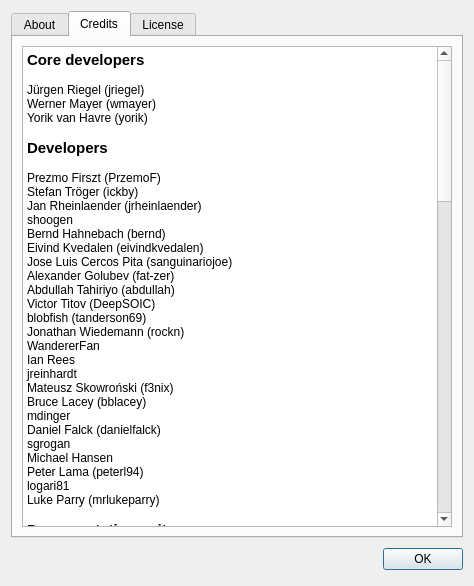
Before: the Qt Designer form src/Gui/AboutApplication.ui in berndhahnebach/All_FreeCAD, drawn with Qt 5.
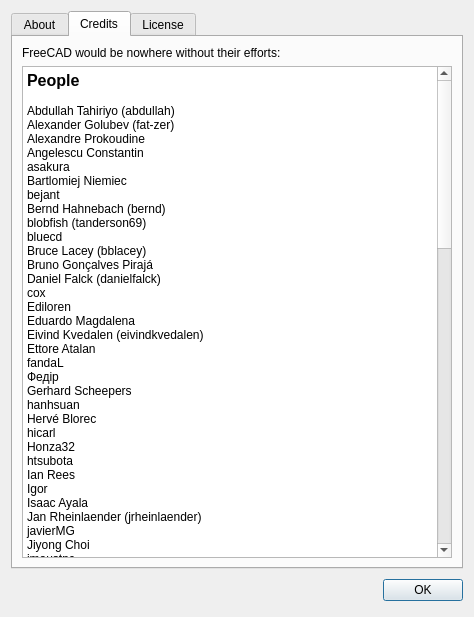
After: the same form once the commit is applied. Icons and pictures are not drawn. Custom widgets are drawn as their Qt base class.

Commit message: Reordered credits screen alphabetically

Patch:
```diff
--- a/src/Gui/AboutApplication.ui
+++ b/src/Gui/AboutApplication.ui
@@ -7,7 +7,7 @@
     <x>0</x>
     <y>0</y>
     <width>470</width>
-    <height>586</height>
+    <height>617</height>
    </rect>
   </property>
   <property name="windowTitle">
@@ -288,6 +288,16 @@
        <string>Credits</string>
       </attribute>
       <layout class="QVBoxLayout" name="verticalLayout_2">
+       <item>
+        <widget class="QLabel" name="label">
+         <property name="text">
+          <string>FreeCAD would be nowhere without their efforts:</string>
+         </property>
+         <property name="wordWrap">
+          <bool>true</bool>
+         </property>
+        </widget>
+       </item>
        <item>
         <widget class="QTextBrowser" name="textBrowserCredits">
          <property name="html">
@@ -295,111 +305,99 @@
 &lt;html&gt;&lt;head&gt;&lt;meta name=&quot;qrichtext&quot; content=&quot;1&quot; /&gt;&lt;style type=&quot;text/css&quot;&gt;
 p, li { white-space: pre-wrap; }
 &lt;/style&gt;&lt;/head&gt;&lt;body style=&quot; font-family:'Fira Sans'; font-size:9pt; font-weight:400; font-style:normal;&quot;&gt;
-&lt;p style=&quot; margin-top:0px; margin-bottom:0px; margin-left:0px; margin-right:0px; -qt-block-indent:0; text-indent:0px;&quot;&gt;&lt;span style=&quot; font-size:11pt; font-weight:600;&quot;&gt;Core developers&lt;/span&gt;&lt;/p&gt;
+&lt;p style=&quot; margin-top:0px; margin-bottom:0px; margin-left:0px; margin-right:0px; -qt-block-indent:0; text-indent:0px;&quot;&gt;&lt;span style=&quot; font-size:12pt; font-weight:600;&quot;&gt;People&lt;/span&gt;&lt;/p&gt;
 &lt;p style=&quot;-qt-paragraph-type:empty; margin-top:0px; margin-bottom:0px; margin-left:0px; margin-right:0px; -qt-block-indent:0; text-indent:0px;&quot;&gt;&lt;br /&gt;&lt;/p&gt;
-&lt;p style=&quot; margin-top:0px; margin-bottom:0px; margin-left:0px; margin-right:0px; -qt-block-indent:0; text-indent:0px;&quot;&gt;Jürgen Riegel (jriegel)&lt;/p&gt;
-&lt;p style=&quot; margin-top:0px; margin-bottom:0px; margin-left:0px; margin-right:0px; -qt-block-indent:0; text-indent:0px;&quot;&gt;Werner Mayer (wmayer)&lt;/p&gt;
-&lt;p style=&quot; margin-top:0px; margin-bottom:0px; margin-left:0px; margin-right:0px; -qt-block-indent:0; text-indent:0px;&quot;&gt;Yorik van Havre (yorik)&lt;/p&gt;
-&lt;p style=&quot;-qt-paragraph-type:empty; margin-top:0px; margin-bottom:0px; margin-left:0px; margin-right:0px; -qt-block-indent:0; text-indent:0px;&quot;&gt;&lt;br /&gt;&lt;/p&gt;
-&lt;p style=&quot; margin-top:0px; margin-bottom:0px; margin-left:0px; margin-right:0px; -qt-block-indent:0; text-indent:0px;&quot;&gt;&lt;span style=&quot; font-size:11pt; font-weight:600;&quot;&gt;Developers&lt;/span&gt;&lt;/p&gt;
-&lt;p style=&quot;-qt-paragraph-type:empty; margin-top:0px; margin-bottom:0px; margin-left:0px; margin-right:0px; -qt-block-indent:0; text-indent:0px;&quot;&gt;&lt;br /&gt;&lt;/p&gt;
-&lt;p style=&quot; margin-top:0px; margin-bottom:0px; margin-left:0px; margin-right:0px; -qt-block-indent:0; text-indent:0px;&quot;&gt;Prezmo Firszt (PrzemoF)&lt;/p&gt;
-&lt;p style=&quot; margin-top:0px; margin-bottom:0px; margin-left:0px; margin-right:0px; -qt-block-indent:0; text-indent:0px;&quot;&gt;Stefan Tröger (ickby)&lt;/p&gt;
-&lt;p style=&quot; margin-top:0px; margin-bottom:0px; margin-left:0px; margin-right:0px; -qt-block-indent:0; text-indent:0px;&quot;&gt;Jan Rheinlaender (jrheinlaender)&lt;/p&gt;
-&lt;p style=&quot; margin-top:0px; margin-bottom:0px; margin-left:0px; margin-right:0px; -qt-block-indent:0; text-indent:0px;&quot;&gt;shoogen&lt;/p&gt;
-&lt;p style=&quot; margin-top:0px; margin-bottom:0px; margin-left:0px; margin-right:0px; -qt-block-indent:0; text-indent:0px;&quot;&gt;Bernd Hahnebach (bernd)&lt;/p&gt;
-&lt;p style=&quot; margin-top:0px; margin-bottom:0px; margin-left:0px; margin-right:0px; -qt-block-indent:0; text-indent:0px;&quot;&gt;Eivind Kvedalen (eivindkvedalen)&lt;/p&gt;
-&lt;p style=&quot; margin-top:0px; margin-bottom:0px; margin-left:0px; margin-right:0px; -qt-block-indent:0; text-indent:0px;&quot;&gt;Jose Luis Cercos Pita (sanguinariojoe)&lt;/p&gt;
-&lt;p style=&quot; margin-top:0px; margin-bottom:0px; margin-left:0px; margin-right:0px; -qt-block-indent:0; text-indent:0px;&quot;&gt;Alexander Golubev (fat-zer)&lt;/p&gt;
 &lt;p style=&quot; margin-top:0px; margin-bottom:0px; margin-left:0px; margin-right:0px; -qt-block-indent:0; text-indent:0px;&quot;&gt;Abdullah Tahiriyo (abdullah)&lt;/p&gt;
-&lt;p style=&quot; margin-top:0px; margin-bottom:0px; margin-left:0px; margin-right:0px; -qt-block-indent:0; text-indent:0px;&quot;&gt;Victor Titov (DeepSOIC)&lt;/p&gt;
+&lt;p style=&quot; margin-top:0px; margin-bottom:0px; margin-left:0px; margin-right:0px; -qt-block-indent:0; text-indent:0px;&quot;&gt;Alexander Golubev (fat-zer)&lt;/p&gt;
+&lt;p style=&quot; margin-top:0px; margin-bottom:0px; margin-left:0px; margin-right:0px; -qt-block-indent:0; text-indent:0px;&quot;&gt;Alexandre Prokoudine&lt;/p&gt;
+&lt;p style=&quot; margin-top:0px; margin-bottom:0px; margin-left:0px; margin-right:0px; -qt-block-indent:0; text-indent:0px;&quot;&gt;Angelescu Constantin&lt;/p&gt;
+&lt;p style=&quot; margin-top:0px; margin-bottom:0px; margin-left:0px; margin-right:0px; -qt-block-indent:0; text-indent:0px;&quot;&gt;asakura&lt;/p&gt;
+&lt;p style=&quot; margin-top:0px; margin-bottom:0px; margin-left:0px; margin-right:0px; -qt-block-indent:0; text-indent:0px;&quot;&gt;Bartlomiej Niemiec&lt;/p&gt;
+&lt;p style=&quot; margin-top:0px; margin-bottom:0px; margin-left:0px; margin-right:0px; -qt-block-indent:0; text-indent:0px;&quot;&gt;bejant&lt;/p&gt;
+&lt;p style=&quot; margin-top:0px; margin-bottom:0px; margin-left:0px; margin-right:0px; -qt-block-indent:0; text-indent:0px;&quot;&gt;Bernd Hahnebach (bernd)&lt;/p&gt;
 &lt;p style=&quot; margin-top:0px; margin-bottom:0px; margin-left:0px; margin-right:0px; -qt-block-indent:0; text-indent:0px;&quot;&gt;blobfish (tanderson69)&lt;/p&gt;
-&lt;p style=&quot; margin-top:0px; margin-bottom:0px; margin-left:0px; margin-right:0px; -qt-block-indent:0; text-indent:0px;&quot;&gt;Jonathan Wiedemann (rockn)&lt;/p&gt;
-&lt;p style=&quot; margin-top:0px; margin-bottom:0px; margin-left:0px; margin-right:0px; -qt-block-indent:0; text-indent:0px;&quot;&gt;WandererFan&lt;/p&gt;
-&lt;p style=&quot; margin-top:0px; margin-bottom:0px; margin-left:0px; margin-right:0px; -qt-block-indent:0; text-indent:0px;&quot;&gt;Ian Rees&lt;/p&gt;
-&lt;p style=&quot; margin-top:0px; margin-bottom:0px; margin-left:0px; margin-right:0px; -qt-block-indent:0; text-indent:0px;&quot;&gt;jreinhardt&lt;/p&gt;
-&lt;p style=&quot; margin-top:0px; margin-bottom:0px; margin-left:0px; margin-right:0px; -qt-block-indent:0; text-indent:0px;&quot;&gt;Mateusz Skowroński (f3nix)&lt;/p&gt;
+&lt;p style=&quot; margin-top:0px; margin-bottom:0px; margin-left:0px; margin-right:0px; -qt-block-indent:0; text-indent:0px;&quot;&gt;bluecd&lt;/p&gt;
 &lt;p style=&quot; margin-top:0px; margin-bottom:0px; margin-left:0px; margin-right:0px; -qt-block-indent:0; text-indent:0px;&quot;&gt;Bruce Lacey (bblacey)&lt;/p&gt;
-&lt;p style=&quot; margin-top:0px; margin-bottom:0px; margin-left:0px; margin-right:0px; -qt-block-indent:0; text-indent:0px;&quot;&gt;mdinger&lt;/p&gt;
+&lt;p style=&quot; margin-top:0px; margin-bottom:0px; margin-left:0px; margin-right:0px; -qt-block-indent:0; text-indent:0px;&quot;&gt;Bruno Gonçalves Pirajá&lt;/p&gt;
 &lt;p style=&quot; margin-top:0px; margin-bottom:0px; margin-left:0px; margin-right:0px; -qt-block-indent:0; text-indent:0px;&quot;&gt;Daniel Falck (danielfalck)&lt;/p&gt;
-&lt;p style=&quot; margin-top:0px; margin-bottom:0px; margin-left:0px; margin-right:0px; -qt-block-indent:0; text-indent:0px;&quot;&gt;sgrogan&lt;/p&gt;
-&lt;p style=&quot; margin-top:0px; margin-bottom:0px; margin-left:0px; margin-right:0px; -qt-block-indent:0; text-indent:0px;&quot;&gt;Michael Hansen&lt;/p&gt;
-&lt;p style=&quot; margin-top:0px; margin-bottom:0px; margin-left:0px; margin-right:0px; -qt-block-indent:0; text-indent:0px;&quot;&gt;Peter Lama (peterl94)&lt;/p&gt;
-&lt;p style=&quot; margin-top:0px; margin-bottom:0px; margin-left:0px; margin-right:0px; -qt-block-indent:0; text-indent:0px;&quot;&gt;logari81&lt;/p&gt;
-&lt;p style=&quot; margin-top:0px; margin-bottom:0px; margin-left:0px; margin-right:0px; -qt-block-indent:0; text-indent:0px;&quot;&gt;Luke Parry (mrlukeparry)&lt;/p&gt;
-&lt;p style=&quot;-qt-paragraph-type:empty; margin-top:0px; margin-bottom:0px; margin-left:0px; margin-right:0px; -qt-block-indent:0; text-indent:0px;&quot;&gt;&lt;br /&gt;&lt;/p&gt;
-&lt;p style=&quot; margin-top:0px; margin-bottom:0px; margin-left:0px; margin-right:0px; -qt-block-indent:0; text-indent:0px;&quot;&gt;&lt;span style=&quot; font-size:11pt; font-weight:600;&quot;&gt;Documentation writers&lt;/span&gt;&lt;/p&gt;
-&lt;p style=&quot;-qt-paragraph-type:empty; margin-top:0px; margin-bottom:0px; margin-left:0px; margin-right:0px; -qt-block-indent:0; text-indent:0px; font-size:11pt; font-weight:600;&quot;&gt;&lt;br /&gt;&lt;/p&gt;
-&lt;p style=&quot; margin-top:0px; margin-bottom:0px; margin-left:0px; margin-right:0px; -qt-block-indent:0; text-indent:0px;&quot;&gt;Renato Rivoira (renatorivo)&lt;/p&gt;
-&lt;p style=&quot; margin-top:0px; margin-bottom:0px; margin-left:0px; margin-right:0px; -qt-block-indent:0; text-indent:0px;&quot;&gt;Honza32&lt;/p&gt;
-&lt;p style=&quot; margin-top:0px; margin-bottom:0px; margin-left:0px; margin-right:0px; -qt-block-indent:0; text-indent:0px;&quot;&gt;Hervé Blorec&lt;/p&gt;
-&lt;p style=&quot; margin-top:0px; margin-bottom:0px; margin-left:0px; margin-right:0px; -qt-block-indent:0; text-indent:0px;&quot;&gt;Eduardo Magdalena&lt;/p&gt;
-&lt;p style=&quot; margin-top:0px; margin-bottom:0px; margin-left:0px; margin-right:0px; -qt-block-indent:0; text-indent:0px;&quot;&gt;piffpoof&lt;/p&gt;
-&lt;p style=&quot; margin-top:0px; margin-bottom:0px; margin-left:0px; margin-right:0px; -qt-block-indent:0; text-indent:0px;&quot;&gt;Wurstwasser&lt;/p&gt;
-&lt;p style=&quot; margin-top:0px; margin-bottom:0px; margin-left:0px; margin-right:0px; -qt-block-indent:0; text-indent:0px;&quot;&gt;Roland Frank (r-frank)&lt;/p&gt;
-&lt;p style=&quot; margin-top:0px; margin-bottom:0px; margin-left:0px; margin-right:0px; -qt-block-indent:0; text-indent:0px;&quot;&gt;bejant&lt;/p&gt;
+&lt;p style=&quot; margin-top:0px; margin-bottom:0px; margin-left:0px; margin-right:0px; -qt-block-indent:0; text-indent:0px;&quot;&gt;cox&lt;/p&gt;
 &lt;p style=&quot; margin-top:0px; margin-bottom:0px; margin-left:0px; margin-right:0px; -qt-block-indent:0; text-indent:0px;&quot;&gt;Ediloren&lt;/p&gt;
+&lt;p style=&quot; margin-top:0px; margin-bottom:0px; margin-left:0px; margin-right:0px; -qt-block-indent:0; text-indent:0px;&quot;&gt;Eduardo Magdalena&lt;/p&gt;
+&lt;p style=&quot; margin-top:0px; margin-bottom:0px; margin-left:0px; margin-right:0px; -qt-block-indent:0; text-indent:0px;&quot;&gt;Eivind Kvedalen (eivindkvedalen)&lt;/p&gt;
+&lt;p style=&quot; margin-top:0px; margin-bottom:0px; margin-left:0px; margin-right:0px; -qt-block-indent:0; text-indent:0px;&quot;&gt;Ettore Atalan&lt;/p&gt;
+&lt;p style=&quot; margin-top:0px; margin-bottom:0px; margin-left:0px; margin-right:0px; -qt-block-indent:0; text-indent:0px;&quot;&gt;fandaL&lt;/p&gt;
+&lt;p style=&quot; margin-top:0px; margin-bottom:0px; margin-left:0px; margin-right:0px; -qt-block-indent:0; text-indent:0px;&quot;&gt;Федір&lt;/p&gt;
+&lt;p style=&quot; margin-top:0px; margin-bottom:0px; margin-left:0px; margin-right:0px; -qt-block-indent:0; text-indent:0px;&quot;&gt;Gerhard Scheepers&lt;/p&gt;
+&lt;p style=&quot; margin-top:0px; margin-bottom:0px; margin-left:0px; margin-right:0px; -qt-block-indent:0; text-indent:0px;&quot;&gt;hanhsuan&lt;/p&gt;
+&lt;p style=&quot; margin-top:0px; margin-bottom:0px; margin-left:0px; margin-right:0px; -qt-block-indent:0; text-indent:0px;&quot;&gt;Hervé Blorec&lt;/p&gt;
+&lt;p style=&quot; margin-top:0px; margin-bottom:0px; margin-left:0px; margin-right:0px; -qt-block-indent:0; text-indent:0px;&quot;&gt;hicarl&lt;/p&gt;
+&lt;p style=&quot; margin-top:0px; margin-bottom:0px; margin-left:0px; margin-right:0px; -qt-block-indent:0; text-indent:0px;&quot;&gt;Honza32&lt;/p&gt;
+&lt;p style=&quot; margin-top:0px; margin-bottom:0px; margin-left:0px; margin-right:0px; -qt-block-indent:0; text-indent:0px;&quot;&gt;htsubota&lt;/p&gt;
+&lt;p style=&quot; margin-top:0px; margin-bottom:0px; margin-left:0px; margin-right:0px; -qt-block-indent:0; text-indent:0px;&quot;&gt;Ian Rees&lt;/p&gt;
+&lt;p style=&quot; margin-top:0px; margin-bottom:0px; margin-left:0px; margin-right:0px; -qt-block-indent:0; text-indent:0px;&quot;&gt;Igor&lt;/p&gt;
 &lt;p style=&quot; margin-top:0px; margin-bottom:0px; margin-left:0px; margin-right:0px; -qt-block-indent:0; text-indent:0px;&quot;&gt;Isaac Ayala&lt;/p&gt;
-&lt;p style=&quot;-qt-paragraph-type:empty; margin-top:0px; margin-bottom:0px; margin-left:0px; margin-right:0px; -qt-block-indent:0; text-indent:0px;&quot;&gt;&lt;br /&gt;&lt;/p&gt;
-&lt;p style=&quot; margin-top:0px; margin-bottom:0px; margin-left:0px; margin-right:0px; -qt-block-indent:0; text-indent:0px;&quot;&gt;&lt;span style=&quot; font-size:11pt; font-weight:600;&quot;&gt;Community gurus&lt;/span&gt;&lt;/p&gt;
-&lt;p style=&quot;-qt-paragraph-type:empty; margin-top:0px; margin-bottom:0px; margin-left:0px; margin-right:0px; -qt-block-indent:0; text-indent:0px;&quot;&gt;&lt;br /&gt;&lt;/p&gt;
-&lt;p style=&quot; margin-top:0px; margin-bottom:0px; margin-left:0px; margin-right:0px; -qt-block-indent:0; text-indent:0px;&quot;&gt;Normand Chamberland (NormandC)&lt;/p&gt;
+&lt;p style=&quot; margin-top:0px; margin-bottom:0px; margin-left:0px; margin-right:0px; -qt-block-indent:0; text-indent:0px;&quot;&gt;Jan Rheinlaender (jrheinlaender)&lt;/p&gt;
+&lt;p style=&quot; margin-top:0px; margin-bottom:0px; margin-left:0px; margin-right:0px; -qt-block-indent:0; text-indent:0px;&quot;&gt;javierMG&lt;/p&gt;
+&lt;p style=&quot; margin-top:0px; margin-bottom:0px; margin-left:0px; margin-right:0px; -qt-block-indent:0; text-indent:0px;&quot;&gt;Jiyong Choi&lt;/p&gt;
 &lt;p style=&quot; margin-top:0px; margin-bottom:0px; margin-left:0px; margin-right:0px; -qt-block-indent:0; text-indent:0px;&quot;&gt;jmaustpc&lt;/p&gt;
-&lt;p style=&quot; margin-top:0px; margin-bottom:0px; margin-left:0px; margin-right:0px; -qt-block-indent:0; text-indent:0px;&quot;&gt;quick61&lt;/p&gt;
-&lt;p style=&quot; margin-top:0px; margin-bottom:0px; margin-left:0px; margin-right:0px; -qt-block-indent:0; text-indent:0px;&quot;&gt;triplus&lt;/p&gt;
+&lt;p style=&quot; margin-top:0px; margin-bottom:0px; margin-left:0px; margin-right:0px; -qt-block-indent:0; text-indent:0px;&quot;&gt;Jodbe&lt;/p&gt;
+&lt;p style=&quot; margin-top:0px; margin-bottom:0px; margin-left:0px; margin-right:0px; -qt-block-indent:0; text-indent:0px;&quot;&gt;Jonathan Wiedemann (rockn)&lt;/p&gt;
+&lt;p style=&quot; margin-top:0px; margin-bottom:0px; margin-left:0px; margin-right:0px; -qt-block-indent:0; text-indent:0px;&quot;&gt;Jose Luis Cercos Pita (sanguinariojoe)&lt;/p&gt;
+&lt;p style=&quot; margin-top:0px; margin-bottom:0px; margin-left:0px; margin-right:0px; -qt-block-indent:0; text-indent:0px;&quot;&gt;jreinhardt&lt;/p&gt;
+&lt;p style=&quot; margin-top:0px; margin-bottom:0px; margin-left:0px; margin-right:0px; -qt-block-indent:0; text-indent:0px;&quot;&gt;Jürgen Riegel (jriegel)&lt;/p&gt;
+&lt;p style=&quot; margin-top:0px; margin-bottom:0px; margin-left:0px; margin-right:0px; -qt-block-indent:0; text-indent:0px;&quot;&gt;kunguz&lt;/p&gt;
+&lt;p style=&quot; margin-top:0px; margin-bottom:0px; margin-left:0px; margin-right:0px; -qt-block-indent:0; text-indent:0px;&quot;&gt;Lars&lt;/p&gt;
+&lt;p style=&quot; margin-top:0px; margin-bottom:0px; margin-left:0px; margin-right:0px; -qt-block-indent:0; text-indent:0px;&quot;&gt;logari81&lt;/p&gt;
+&lt;p style=&quot; margin-top:0px; margin-bottom:0px; margin-left:0px; margin-right:0px; -qt-block-indent:0; text-indent:0px;&quot;&gt;Luke Parry (mrlukeparry)&lt;/p&gt;
+&lt;p style=&quot; margin-top:0px; margin-bottom:0px; margin-left:0px; margin-right:0px; -qt-block-indent:0; text-indent:0px;&quot;&gt;Марко Пејовић&lt;/p&gt;
+&lt;p style=&quot; margin-top:0px; margin-bottom:0px; margin-left:0px; margin-right:0px; -qt-block-indent:0; text-indent:0px;&quot;&gt;Marosh&lt;/p&gt;
+&lt;p style=&quot; margin-top:0px; margin-bottom:0px; margin-left:0px; margin-right:0px; -qt-block-indent:0; text-indent:0px;&quot;&gt;Masaya Ootsuki&lt;/p&gt;
+&lt;p style=&quot; margin-top:0px; margin-bottom:0px; margin-left:0px; margin-right:0px; -qt-block-indent:0; text-indent:0px;&quot;&gt;Mateusz Skowroński (f3nix)&lt;/p&gt;
+&lt;p style=&quot; margin-top:0px; margin-bottom:0px; margin-left:0px; margin-right:0px; -qt-block-indent:0; text-indent:0px;&quot;&gt;mdinger&lt;/p&gt;
+&lt;p style=&quot; margin-top:0px; margin-bottom:0px; margin-left:0px; margin-right:0px; -qt-block-indent:0; text-indent:0px;&quot;&gt;Michael Hansen&lt;/p&gt;
 &lt;p style=&quot; margin-top:0px; margin-bottom:0px; margin-left:0px; margin-right:0px; -qt-block-indent:0; text-indent:0px;&quot;&gt;microelly2&lt;/p&gt;
-&lt;p style=&quot; margin-top:0px; margin-bottom:0px; margin-left:0px; margin-right:0px; -qt-block-indent:0; text-indent:0px;&quot;&gt;ulrich1a&lt;/p&gt;
-&lt;p style=&quot; margin-top:0px; margin-bottom:0px; margin-left:0px; margin-right:0px; -qt-block-indent:0; text-indent:0px;&quot;&gt;pperisin&lt;/p&gt;
-&lt;p style=&quot; margin-top:0px; margin-bottom:0px; margin-left:0px; margin-right:0px; -qt-block-indent:0; text-indent:0px;&quot;&gt;cox&lt;/p&gt;
+&lt;p style=&quot; margin-top:0px; margin-bottom:0px; margin-left:0px; margin-right:0px; -qt-block-indent:0; text-indent:0px;&quot;&gt;Miguel Morais&lt;/p&gt;
+&lt;p style=&quot; margin-top:0px; margin-bottom:0px; margin-left:0px; margin-right:0px; -qt-block-indent:0; text-indent:0px;&quot;&gt;Николай Матвеев&lt;/p&gt;
+&lt;p style=&quot; margin-top:0px; margin-bottom:0px; margin-left:0px; margin-right:0px; -qt-block-indent:0; text-indent:0px;&quot;&gt;Nicu Tofan&lt;/p&gt;
+&lt;p style=&quot; margin-top:0px; margin-bottom:0px; margin-left:0px; margin-right:0px; -qt-block-indent:0; text-indent:0px;&quot;&gt;nikoss&lt;/p&gt;
+&lt;p style=&quot; margin-top:0px; margin-bottom:0px; margin-left:0px; margin-right:0px; -qt-block-indent:0; text-indent:0px;&quot;&gt;Normand Chamberland (NormandC)&lt;/p&gt;
 &lt;p style=&quot; margin-top:0px; margin-bottom:0px; margin-left:0px; margin-right:0px; -qt-block-indent:0; text-indent:0px;&quot;&gt;Onesz&lt;/p&gt;
-&lt;p style=&quot; margin-top:0px; margin-bottom:0px; margin-left:0px; margin-right:0px; -qt-block-indent:0; text-indent:0px;&quot;&gt;Renato Rebelo&lt;/p&gt;
-&lt;p style=&quot;-qt-paragraph-type:empty; margin-top:0px; margin-bottom:0px; margin-left:0px; margin-right:0px; -qt-block-indent:0; text-indent:0px;&quot;&gt;&lt;br /&gt;&lt;/p&gt;
-&lt;p style=&quot; margin-top:0px; margin-bottom:0px; margin-left:0px; margin-right:0px; -qt-block-indent:0; text-indent:0px;&quot;&gt;&lt;span style=&quot; font-size:11pt; font-weight:600;&quot;&gt;Translators&lt;/span&gt;&lt;/p&gt;
-&lt;p style=&quot;-qt-paragraph-type:empty; margin-top:0px; margin-bottom:0px; margin-left:0px; margin-right:0px; -qt-block-indent:0; text-indent:0px;&quot;&gt;&lt;br /&gt;&lt;/p&gt;
-&lt;p style=&quot; margin-top:0px; margin-bottom:0px; margin-left:0px; margin-right:0px; -qt-block-indent:0; text-indent:0px;&quot;&gt;Gerhard Scheepers&lt;/p&gt;
-&lt;p style=&quot; margin-top:0px; margin-bottom:0px; margin-left:0px; margin-right:0px; -qt-block-indent:0; text-indent:0px;&quot;&gt;wbrwbr2011&lt;/p&gt;
-&lt;p style=&quot; margin-top:0px; margin-bottom:0px; margin-left:0px; margin-right:0px; -qt-block-indent:0; text-indent:0px;&quot;&gt;hanhsuan&lt;/p&gt;
-&lt;p style=&quot; margin-top:0px; margin-bottom:0px; margin-left:0px; margin-right:0px; -qt-block-indent:0; text-indent:0px;&quot;&gt;hicarl&lt;/p&gt;
-&lt;p style=&quot; margin-top:0px; margin-bottom:0px; margin-left:0px; margin-right:0px; -qt-block-indent:0; text-indent:0px;&quot;&gt;fandaL&lt;/p&gt;
+&lt;p style=&quot; margin-top:0px; margin-bottom:0px; margin-left:0px; margin-right:0px; -qt-block-indent:0; text-indent:0px;&quot;&gt;Pasi Kukkola&lt;/p&gt;
 &lt;p style=&quot; margin-top:0px; margin-bottom:0px; margin-left:0px; margin-right:0px; -qt-block-indent:0; text-indent:0px;&quot;&gt;Peta T&lt;/p&gt;
-&lt;p style=&quot; margin-top:0px; margin-bottom:0px; margin-left:0px; margin-right:0px; -qt-block-indent:0; text-indent:0px;&quot;&gt;Zdeněk Havlík&lt;/p&gt;
-&lt;p style=&quot; margin-top:0px; margin-bottom:0px; margin-left:0px; margin-right:0px; -qt-block-indent:0; text-indent:0px;&quot;&gt;Jodbe&lt;/p&gt;
 &lt;p style=&quot; margin-top:0px; margin-bottom:0px; margin-left:0px; margin-right:0px; -qt-block-indent:0; text-indent:0px;&quot;&gt;Peter Hageman&lt;/p&gt;
-&lt;p style=&quot; margin-top:0px; margin-bottom:0px; margin-left:0px; margin-right:0px; -qt-block-indent:0; text-indent:0px;&quot;&gt;Vilfredo&lt;/p&gt;
-&lt;p style=&quot; margin-top:0px; margin-bottom:0px; margin-left:0px; margin-right:0px; -qt-block-indent:0; text-indent:0px;&quot;&gt;Bruno Gonçalves Pirajá&lt;/p&gt;
-&lt;p style=&quot; margin-top:0px; margin-bottom:0px; margin-left:0px; margin-right:0px; -qt-block-indent:0; text-indent:0px;&quot;&gt;Timo Seppola&lt;/p&gt;
+&lt;p style=&quot; margin-top:0px; margin-bottom:0px; margin-left:0px; margin-right:0px; -qt-block-indent:0; text-indent:0px;&quot;&gt;Peter Klofutar&lt;/p&gt;
+&lt;p style=&quot; margin-top:0px; margin-bottom:0px; margin-left:0px; margin-right:0px; -qt-block-indent:0; text-indent:0px;&quot;&gt;Peter Lama (peterl94)&lt;/p&gt;
+&lt;p style=&quot; margin-top:0px; margin-bottom:0px; margin-left:0px; margin-right:0px; -qt-block-indent:0; text-indent:0px;&quot;&gt;piffpoof&lt;/p&gt;
+&lt;p style=&quot; margin-top:0px; margin-bottom:0px; margin-left:0px; margin-right:0px; -qt-block-indent:0; text-indent:0px;&quot;&gt;pinkpony&lt;/p&gt;
+&lt;p style=&quot; margin-top:0px; margin-bottom:0px; margin-left:0px; margin-right:0px; -qt-block-indent:0; text-indent:0px;&quot;&gt;pperisin&lt;/p&gt;
+&lt;p style=&quot; margin-top:0px; margin-bottom:0px; margin-left:0px; margin-right:0px; -qt-block-indent:0; text-indent:0px;&quot;&gt;Prezmo Firszt (PrzemoF)&lt;/p&gt;
+&lt;p style=&quot; margin-top:0px; margin-bottom:0px; margin-left:0px; margin-right:0px; -qt-block-indent:0; text-indent:0px;&quot;&gt;quick61&lt;/p&gt;
 &lt;p style=&quot; margin-top:0px; margin-bottom:0px; margin-left:0px; margin-right:0px; -qt-block-indent:0; text-indent:0px;&quot;&gt;rako&lt;/p&gt;
-&lt;p style=&quot; margin-top:0px; margin-bottom:0px; margin-left:0px; margin-right:0px; -qt-block-indent:0; text-indent:0px;&quot;&gt;Pasi Kukkola&lt;/p&gt;
-&lt;p style=&quot; margin-top:0px; margin-bottom:0px; margin-left:0px; margin-right:0px; -qt-block-indent:0; text-indent:0px;&quot;&gt;Ettore Atalan&lt;/p&gt;
-&lt;p style=&quot; margin-top:0px; margin-bottom:0px; margin-left:0px; margin-right:0px; -qt-block-indent:0; text-indent:0px;&quot;&gt;nikoss&lt;/p&gt;
-&lt;p style=&quot; margin-top:0px; margin-bottom:0px; margin-left:0px; margin-right:0px; -qt-block-indent:0; text-indent:0px;&quot;&gt;yang12&lt;/p&gt;
+&lt;p style=&quot; margin-top:0px; margin-bottom:0px; margin-left:0px; margin-right:0px; -qt-block-indent:0; text-indent:0px;&quot;&gt;Raulshc&lt;/p&gt;
+&lt;p style=&quot; margin-top:0px; margin-bottom:0px; margin-left:0px; margin-right:0px; -qt-block-indent:0; text-indent:0px;&quot;&gt;Renato Rebelo&lt;/p&gt;
+&lt;p style=&quot; margin-top:0px; margin-bottom:0px; margin-left:0px; margin-right:0px; -qt-block-indent:0; text-indent:0px;&quot;&gt;Renato Rivoira (renatorivo)&lt;/p&gt;
+&lt;p style=&quot; margin-top:0px; margin-bottom:0px; margin-left:0px; margin-right:0px; -qt-block-indent:0; text-indent:0px;&quot;&gt;Roland Frank (r-frank)&lt;/p&gt;
+&lt;p style=&quot; margin-top:0px; margin-bottom:0px; margin-left:0px; margin-right:0px; -qt-block-indent:0; text-indent:0px;&quot;&gt;sema&lt;/p&gt;
+&lt;p style=&quot; margin-top:0px; margin-bottom:0px; margin-left:0px; margin-right:0px; -qt-block-indent:0; text-indent:0px;&quot;&gt;sgrogan&lt;/p&gt;
+&lt;p style=&quot; margin-top:0px; margin-bottom:0px; margin-left:0px; margin-right:0px; -qt-block-indent:0; text-indent:0px;&quot;&gt;shoogen&lt;/p&gt;
+&lt;p style=&quot; margin-top:0px; margin-bottom:0px; margin-left:0px; margin-right:0px; -qt-block-indent:0; text-indent:0px;&quot;&gt;Stefan Tröger (ickby)&lt;/p&gt;
+&lt;p style=&quot; margin-top:0px; margin-bottom:0px; margin-left:0px; margin-right:0px; -qt-block-indent:0; text-indent:0px;&quot;&gt;Timo Seppola&lt;/p&gt;
 &lt;p style=&quot; margin-top:0px; margin-bottom:0px; margin-left:0px; margin-right:0px; -qt-block-indent:0; text-indent:0px;&quot;&gt;totyg&lt;/p&gt;
-&lt;p style=&quot; margin-top:0px; margin-bottom:0px; margin-left:0px; margin-right:0px; -qt-block-indent:0; text-indent:0px;&quot;&gt;htsubota&lt;/p&gt;
-&lt;p style=&quot; margin-top:0px; margin-bottom:0px; margin-left:0px; margin-right:0px; -qt-block-indent:0; text-indent:0px;&quot;&gt;asakura&lt;/p&gt;
-&lt;p style=&quot; margin-top:0px; margin-bottom:0px; margin-left:0px; margin-right:0px; -qt-block-indent:0; text-indent:0px;&quot;&gt;Masaya Ootsuki&lt;/p&gt;
-&lt;p style=&quot; margin-top:0px; margin-bottom:0px; margin-left:0px; margin-right:0px; -qt-block-indent:0; text-indent:0px;&quot;&gt;Jiyong Choi&lt;/p&gt;
-&lt;p style=&quot; margin-top:0px; margin-bottom:0px; margin-left:0px; margin-right:0px; -qt-block-indent:0; text-indent:0px;&quot;&gt;Bartlomiej Niemiec&lt;/p&gt;
+&lt;p style=&quot; margin-top:0px; margin-bottom:0px; margin-left:0px; margin-right:0px; -qt-block-indent:0; text-indent:0px;&quot;&gt;triplus&lt;/p&gt;
 &lt;p style=&quot; margin-top:0px; margin-bottom:0px; margin-left:0px; margin-right:0px; -qt-block-indent:0; text-indent:0px;&quot;&gt;trzyha&lt;/p&gt;
-&lt;p style=&quot; margin-top:0px; margin-bottom:0px; margin-left:0px; margin-right:0px; -qt-block-indent:0; text-indent:0px;&quot;&gt;bluecd&lt;/p&gt;
-&lt;p style=&quot; margin-top:0px; margin-bottom:0px; margin-left:0px; margin-right:0px; -qt-block-indent:0; text-indent:0px;&quot;&gt;Miguel Morais&lt;/p&gt;
-&lt;p style=&quot; margin-top:0px; margin-bottom:0px; margin-left:0px; margin-right:0px; -qt-block-indent:0; text-indent:0px;&quot;&gt;Nicu Tofan&lt;/p&gt;
+&lt;p style=&quot; margin-top:0px; margin-bottom:0px; margin-left:0px; margin-right:0px; -qt-block-indent:0; text-indent:0px;&quot;&gt;ulrich1a&lt;/p&gt;
 &lt;p style=&quot; margin-top:0px; margin-bottom:0px; margin-left:0px; margin-right:0px; -qt-block-indent:0; text-indent:0px;&quot;&gt;Victor Radulescu&lt;/p&gt;
-&lt;p style=&quot; margin-top:0px; margin-bottom:0px; margin-left:0px; margin-right:0px; -qt-block-indent:0; text-indent:0px;&quot;&gt;Angelescu Constantin&lt;/p&gt;
-&lt;p style=&quot; margin-top:0px; margin-bottom:0px; margin-left:0px; margin-right:0px; -qt-block-indent:0; text-indent:0px;&quot;&gt;sema&lt;/p&gt;
-&lt;p style=&quot; margin-top:0px; margin-bottom:0px; margin-left:0px; margin-right:0px; -qt-block-indent:0; text-indent:0px;&quot;&gt;Николай Матвеев&lt;/p&gt;
-&lt;p style=&quot; margin-top:0px; margin-bottom:0px; margin-left:0px; margin-right:0px; -qt-block-indent:0; text-indent:0px;&quot;&gt;pinkpony&lt;/p&gt;
-&lt;p style=&quot; margin-top:0px; margin-bottom:0px; margin-left:0px; margin-right:0px; -qt-block-indent:0; text-indent:0px;&quot;&gt;Alexandre Prokoudine&lt;/p&gt;
-&lt;p style=&quot; margin-top:0px; margin-bottom:0px; margin-left:0px; margin-right:0px; -qt-block-indent:0; text-indent:0px;&quot;&gt;Марко Пејовић&lt;/p&gt;
-&lt;p style=&quot; margin-top:0px; margin-bottom:0px; margin-left:0px; margin-right:0px; -qt-block-indent:0; text-indent:0px;&quot;&gt;Marosh&lt;/p&gt;
-&lt;p style=&quot; margin-top:0px; margin-bottom:0px; margin-left:0px; margin-right:0px; -qt-block-indent:0; text-indent:0px;&quot;&gt;Peter Klofutar&lt;/p&gt;
-&lt;p style=&quot; margin-top:0px; margin-bottom:0px; margin-left:0px; margin-right:0px; -qt-block-indent:0; text-indent:0px;&quot;&gt;Raulshc&lt;/p&gt;
-&lt;p style=&quot; margin-top:0px; margin-bottom:0px; margin-left:0px; margin-right:0px; -qt-block-indent:0; text-indent:0px;&quot;&gt;javierMG&lt;/p&gt;
-&lt;p style=&quot; margin-top:0px; margin-bottom:0px; margin-left:0px; margin-right:0px; -qt-block-indent:0; text-indent:0px;&quot;&gt;Lars&lt;/p&gt;
-&lt;p style=&quot; margin-top:0px; margin-bottom:0px; margin-left:0px; margin-right:0px; -qt-block-indent:0; text-indent:0px;&quot;&gt;kunguz&lt;/p&gt;
-&lt;p style=&quot; margin-top:0px; margin-bottom:0px; margin-left:0px; margin-right:0px; -qt-block-indent:0; text-indent:0px;&quot;&gt;Igor&lt;/p&gt;
-&lt;p style=&quot; margin-top:0px; margin-bottom:0px; margin-left:0px; margin-right:0px; -qt-block-indent:0; text-indent:0px;&quot;&gt;Федір&lt;/p&gt;
+&lt;p style=&quot; margin-top:0px; margin-bottom:0px; margin-left:0px; margin-right:0px; -qt-block-indent:0; text-indent:0px;&quot;&gt;Victor Titov (DeepSOIC)&lt;/p&gt;
+&lt;p style=&quot; margin-top:0px; margin-bottom:0px; margin-left:0px; margin-right:0px; -qt-block-indent:0; text-indent:0px;&quot;&gt;Vilfredo&lt;/p&gt;
+&lt;p style=&quot; margin-top:0px; margin-bottom:0px; margin-left:0px; margin-right:0px; -qt-block-indent:0; text-indent:0px;&quot;&gt;WandererFan&lt;/p&gt;
+&lt;p style=&quot; margin-top:0px; margin-bottom:0px; margin-left:0px; margin-right:0px; -qt-block-indent:0; text-indent:0px;&quot;&gt;wbrwbr2011&lt;/p&gt;
+&lt;p style=&quot; margin-top:0px; margin-bottom:0px; margin-left:0px; margin-right:0px; -qt-block-indent:0; text-indent:0px;&quot;&gt;Werner Mayer (wmayer)&lt;/p&gt;
+&lt;p style=&quot; margin-top:0px; margin-bottom:0px; margin-left:0px; margin-right:0px; -qt-block-indent:0; text-indent:0px;&quot;&gt;Wurstwasser&lt;/p&gt;
+&lt;p style=&quot; margin-top:0px; margin-bottom:0px; margin-left:0px; margin-right:0px; -qt-block-indent:0; text-indent:0px;&quot;&gt;yang12&lt;/p&gt;
+&lt;p style=&quot; margin-top:0px; margin-bottom:0px; margin-left:0px; margin-right:0px; -qt-block-indent:0; text-indent:0px;&quot;&gt;Yorik van Havre (yorik)&lt;/p&gt;
+&lt;p style=&quot; margin-top:0px; margin-bottom:0px; margin-left:0px; margin-right:0px; -qt-block-indent:0; text-indent:0px;&quot;&gt;Zdeněk Havlík&lt;/p&gt;
 &lt;p style=&quot;-qt-paragraph-type:empty; margin-top:0px; margin-bottom:0px; margin-left:0px; margin-right:0px; -qt-block-indent:0; text-indent:0px;&quot;&gt;&lt;br /&gt;&lt;/p&gt;
-&lt;p style=&quot; margin-top:0px; margin-bottom:0px; margin-left:0px; margin-right:0px; -qt-block-indent:0; text-indent:0px;&quot;&gt;&lt;span style=&quot; font-size:11pt; font-weight:600;&quot;&gt;Donors&lt;/span&gt;&lt;/p&gt;
+&lt;p style=&quot; margin-top:0px; margin-bottom:0px; margin-left:0px; margin-right:0px; -qt-block-indent:0; text-indent:0px;&quot;&gt;&lt;span style=&quot; font-size:12pt; font-weight:600;&quot;&gt;Firms&lt;/span&gt;&lt;/p&gt;
 &lt;p style=&quot;-qt-paragraph-type:empty; margin-top:0px; margin-bottom:0px; margin-left:0px; margin-right:0px; -qt-block-indent:0; text-indent:0px;&quot;&gt;&lt;br /&gt;&lt;/p&gt;
 &lt;p style=&quot; margin-top:0px; margin-bottom:0px; margin-left:0px; margin-right:0px; -qt-block-indent:0; text-indent:0px;&quot;&gt;Imetric 3D&lt;/p&gt;&lt;/body&gt;&lt;/html&gt;</string>
          </property>
```
